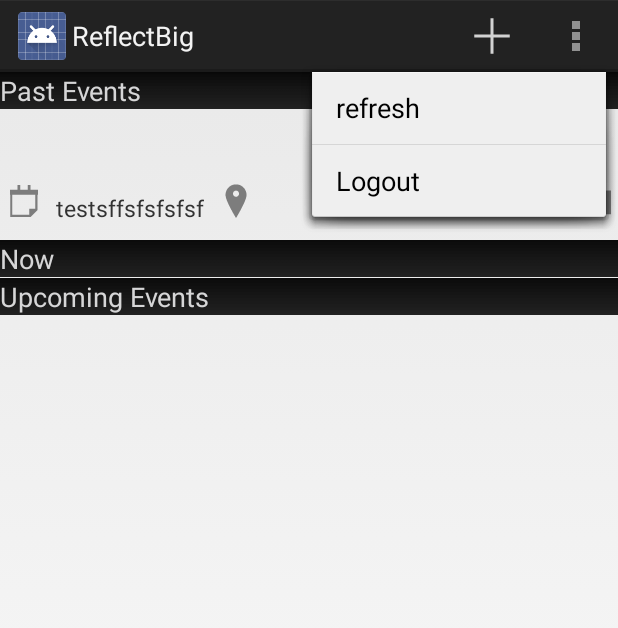
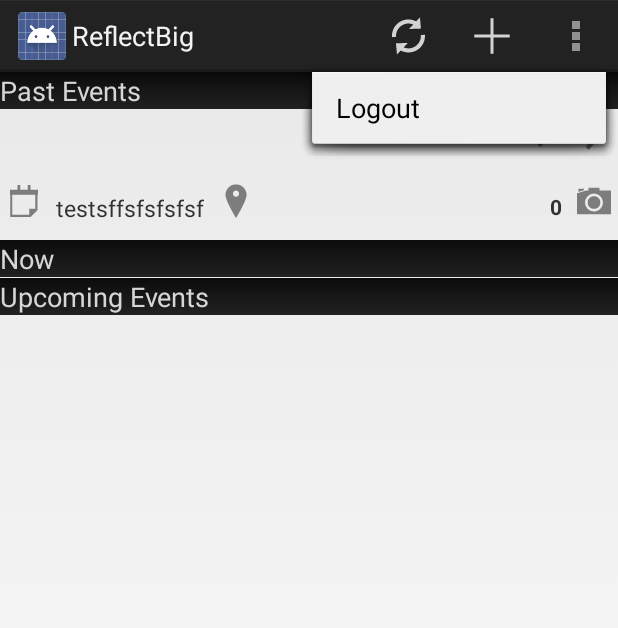
Before and after one commit to DavidPalmer/Aperture, an Android app: the EventsListActivity screen opened directly, with no data from a screen before it, with the options menu open, on a phone screen of 412 x 824 dp. Shown: the top 628 px of the screen. Run offline under Robolectric (Android 15) with nearby library versions, the phone set to English and light mode, and no system bars; 21 statements that could not run were skipped.

Commit message:
Photo refresh
Manual refresh through button press

```diff
--- a/app/src/main/res/menu/events_list.xml
+++ b/app/src/main/res/menu/events_list.xml
@@ -1,15 +1,15 @@
 <menu xmlns:android="http://schemas.android.com/apk/res/android"
     xmlns:tools="http://schemas.android.com/tools"
     tools:context="com.rewyndr.reflectbig.activity.EventsListActivity">
-    <item
-        android:id="@+id/user_refresh"
-        android:orderInCategory="100"
-        android:showAsAction="never"
-        android:title="@string/refresh" />
     <item android:id="@+id/user_logout"
         android:orderInCategory="100"
         android:showAsAction="never"
         android:title="@string/user_logout" />
+    <item
+        android:id="@+id/user_refresh"
+        android:icon="@drawable/ic_action_refresh"
+        android:showAsAction="always"
+        android:title="@string/refresh" />
     <item
         android:id="@+id/addEvent"
         android:icon="@drawable/add_event"
--- a/app/src/main/res/menu/photo_multi_view.xml
+++ b/app/src/main/res/menu/photo_multi_view.xml
@@ -1,6 +1,12 @@
 <menu xmlns:android="http://schemas.android.com/apk/res/android"
     xmlns:tools="http://schemas.android.com/tools"
     tools:context="com.rewyndr.reflectbig.activity.PhotoMultiViewActivity">
+    <item
+        android:id="@+id/photo_refresh"
+        android:icon="@drawable/ic_action_refresh"
+        android:showAsAction="always"
+        android:title="@string/title_activity_photo_multi_view"
+        android:visible="false" />
     <item
         android:id="@+id/camera"
         android:icon="@drawable/camera"
```
Also changed, not shown: app/src/main/java/com/rewyndr/reflectbig/activity/PhotoMultiViewActivity.java (+11 -0 lines), app/src/main/res/drawable-hdpi/ic_action_refresh.png (added).
